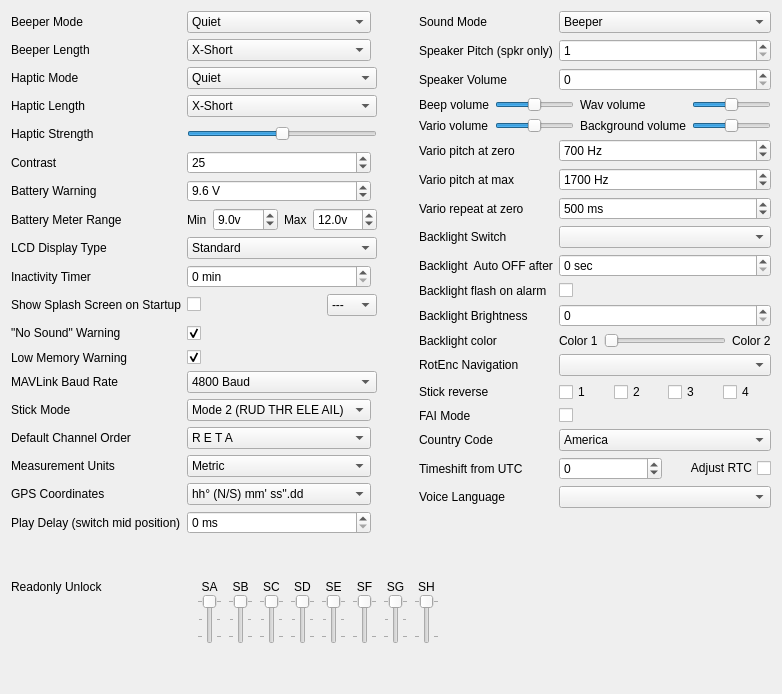
opentx/opentx, file companion/src/generaledit/generalsetup.ui: the form before one commit.
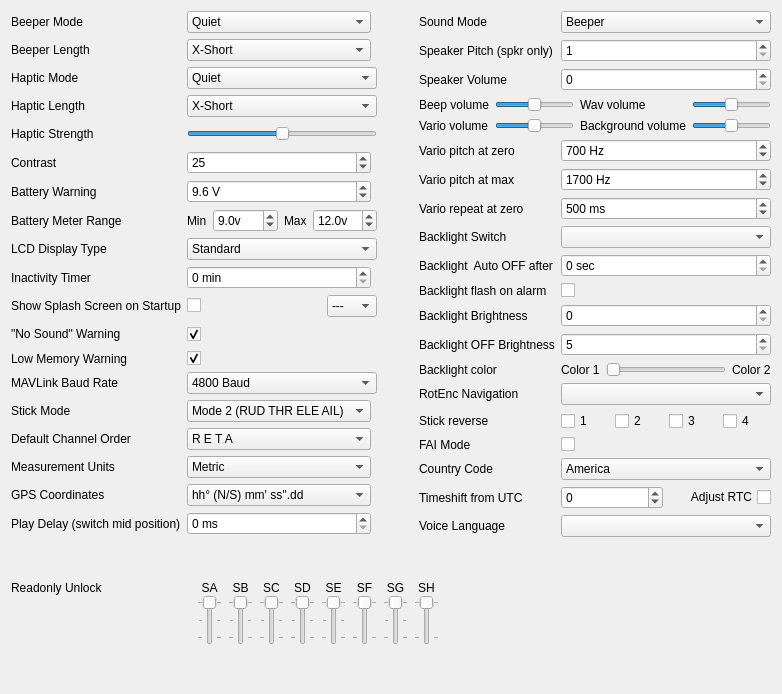
The form after the commit.

```diff
--- a/companion/src/generaledit/generalsetup.ui
+++ b/companion/src/generaledit/generalsetup.ui
@@ -553,32 +553,8 @@
     </layout>
    </item>
    <item row="0" column="3">
-    <layout class="QGridLayout" name="gridLayout_3" columnstretch="0,1">
-     <item row="16" column="0">
-      <widget class="QLabel" name="label_timezone">
-       <property name="text">
-        <string>Timeshift from UTC</string>
-       </property>
-      </widget>
-     </item>
-     <item row="17" column="0">
-      <widget class="QLabel" name="VoiceLang_label">
-       <property name="text">
-        <string>Voice Language</string>
-       </property>
-      </widget>
-     </item>
-     <item row="17" column="1">
-      <widget class="QComboBox" name="voiceLang_CB"/>
-     </item>
-     <item row="15" column="0">
-      <widget class="QLabel" name="countrycode_label">
-       <property name="text">
-        <string>Country Code</string>
-       </property>
-      </widget>
-     </item>
-     <item row="13" column="0">
+    <layout class="QGridLayout" name="gridLayout_3" columnstretch="0,0">
+     <item row="14" column="0">
       <widget class="QLabel" name="stickReverseLB">
        <property name="sizePolicy">
         <sizepolicy hsizetype="Minimum" vsizetype="Minimum">
@@ -591,14 +567,14 @@
        </property>
       </widget>
      </item>
-     <item row="14" column="0">
-      <widget class="QLabel" name="label_faimode">
+     <item row="16" column="0">
+      <widget class="QLabel" name="countrycode_label">
        <property name="text">
-        <string>FAI Mode</string>
+        <string>Country Code</string>
        </property>
       </widget>
      </item>
-     <item row="14" column="1">
+     <item row="15" column="1">
       <widget class="QCheckBox" name="faimode_CB">
        <property name="toolTip">
         <string>If you enable FAI, you loose the vario, the play functions, the telemetry screen. This function cannot be disabled by the radio.</string>
@@ -608,39 +584,14 @@
        </property>
       </widget>
      </item>
-     <item row="13" column="1">
-      <layout class="QHBoxLayout" name="horizontalLayout_3">
-       <item>
-        <widget class="QCheckBox" name="stickReverse1">
-         <property name="text">
-          <string notr="true">1</string>
-         </property>
-        </widget>
-       </item>
-       <item>
-        <widget class="QCheckBox" name="stickReverse2">
-         <property name="text">
-          <string notr="true">2</string>
-         </property>
-        </widget>
-       </item>
-       <item>
-        <widget class="QCheckBox" name="stickReverse3">
-         <property name="text">
-          <string notr="true">3</string>
-         </property>
-        </widget>
-       </item>
-       <item>
-        <widget class="QCheckBox" name="stickReverse4">
-         <property name="text">
-          <string notr="true">4</string>
-         </property>
-        </widget>
-       </item>
-      </layout>
+     <item row="15" column="0">
+      <widget class="QLabel" name="label_faimode">
+       <property name="text">
+        <string>FAI Mode</string>
+       </property>
+      </widget>
      </item>
-     <item row="16" column="1">
+     <item row="17" column="1">
       <layout class="QHBoxLayout" name="horizontalLayout_2">
        <item>
         <widget class="QSpinBox" name="timezoneSB">
@@ -670,23 +621,42 @@
        </item>
       </layout>
      </item>
-     <item row="5" column="0">
-      <widget class="QLabel" name="varioPMax_label">
-       <property name="text">
-        <string>Vario pitch at max</string>
-       </property>
-      </widget>
+     <item row="14" column="1">
+      <layout class="QHBoxLayout" name="horizontalLayout_3">
+       <item>
+        <widget class="QCheckBox" name="stickReverse1">
+         <property name="text">
+          <string notr="true">1</string>
+         </property>
+        </widget>
+       </item>
+       <item>
+        <widget class="QCheckBox" name="stickReverse2">
+         <property name="text">
+          <string notr="true">2</string>
+         </property>
+        </widget>
+       </item>
+       <item>
+        <widget class="QCheckBox" name="stickReverse3">
+         <property name="text">
+          <string notr="true">3</string>
+         </property>
+        </widget>
+       </item>
+       <item>
+        <widget class="QCheckBox" name="stickReverse4">
+         <property name="text">
+          <string notr="true">4</string>
+         </property>
+        </widget>
+       </item>
+      </layout>
      </item>
-     <item row="2" column="1">
-      <widget class="QSpinBox" name="volume_SB">
-       <property name="sizePolicy">
-        <sizepolicy hsizetype="Preferred" vsizetype="Fixed">
-         <horstretch>0</horstretch>
-         <verstretch>0</verstretch>
-        </sizepolicy>
-       </property>
-       <property name="maximum">
-        <number>23</number>
+     <item row="2" column="0">
+      <widget class="QLabel" name="label_volume">
+       <property name="text">
+        <string>Speaker Volume</string>
        </property>
       </widget>
      </item>
@@ -709,10 +679,10 @@
        </property>
       </widget>
      </item>
-     <item row="2" column="0">
-      <widget class="QLabel" name="label_volume">
+     <item row="5" column="0">
+      <widget class="QLabel" name="varioPMax_label">
        <property name="text">
-        <string>Speaker Volume</string>
+        <string>Vario pitch at max</string>
        </property>
       </widget>
      </item>
@@ -723,14 +693,20 @@
        </property>
       </widget>
      </item>
-     <item row="0" column="0">
-      <widget class="QLabel" name="label_soundMode">
-       <property name="text">
-        <string>Sound Mode</string>
+     <item row="2" column="1">
+      <widget class="QSpinBox" name="volume_SB">
+       <property name="sizePolicy">
+        <sizepolicy hsizetype="Preferred" vsizetype="Fixed">
+         <horstretch>0</horstretch>
+         <verstretch>0</verstretch>
+        </sizepolicy>
+       </property>
+       <property name="maximum">
+        <number>23</number>
        </property>
       </widget>
      </item>
-     <item row="11" column="1">
+     <item row="12" column="1">
       <layout class="QHBoxLayout" name="backlightColor_Layout">
        <item>
         <widget class="QLabel" name="backlightColor1_label">
@@ -761,10 +737,10 @@
        </item>
       </layout>
      </item>
-     <item row="1" column="0">
-      <widget class="QLabel" name="label_speakerPitch">
+     <item row="0" column="0">
+      <widget class="QLabel" name="label_soundMode">
        <property name="text">
-        <string>Speaker Pitch (spkr only)</string>
+        <string>Sound Mode</string>
        </property>
       </widget>
      </item>
@@ -796,13 +772,20 @@
        </property>
       </widget>
      </item>
-     <item row="11" column="0">
+     <item row="12" column="0">
       <widget class="QLabel" name="backlightColor_label">
        <property name="text">
         <string>Backlight color</string>
        </property>
       </widget>
      </item>
+     <item row="1" column="0">
+      <widget class="QLabel" name="label_speakerPitch">
+       <property name="text">
+        <string>Speaker Pitch (spkr only)</string>
+       </property>
+      </widget>
+     </item>
      <item row="0" column="1">
       <widget class="QComboBox" name="soundModeCB">
        <item>
@@ -961,13 +944,6 @@
        </property>
       </widget>
      </item>
-     <item row="8" column="0">
-      <widget class="QLabel" name="label_5">
-       <property name="text">
-        <string>Backlight  Auto OFF after</string>
-       </property>
-      </widget>
-     </item>
      <item row="9" column="0">
       <widget class="QLabel" name="blAlarm_LB">
        <property name="text">
@@ -982,13 +958,6 @@
        </property>
       </widget>
      </item>
-     <item row="10" column="1">
-      <widget class="QSpinBox" name="BLBright_SB">
-       <property name="maximum">
-        <number>100</number>
-       </property>
-      </widget>
-     </item>
      <item row="6" column="0">
       <widget class="QLabel" name="varioR0_label">
        <property name="text">
@@ -996,6 +965,20 @@
        </property>
       </widget>
      </item>
+     <item row="10" column="1">
+      <widget class="QSpinBox" name="BLBright_SB">
+       <property name="maximum">
+        <number>100</number>
+       </property>
+      </widget>
+     </item>
+     <item row="8" column="0">
+      <widget class="QLabel" name="label_5">
+       <property name="text">
+        <string>Backlight  Auto OFF after</string>
+       </property>
+      </widget>
+     </item>
      <item row="7" column="1">
       <widget class="QComboBox" name="backlightswCB">
        <property name="toolTip">
@@ -1014,13 +997,6 @@
        </property>
       </widget>
      </item>
-     <item row="9" column="1">
-      <widget class="QCheckBox" name="blAlarm_ChkB">
-       <property name="text">
-        <string/>
-       </property>
-      </widget>
-     </item>
      <item row="1" column="1">
       <widget class="QSpinBox" name="speakerPitchSB">
        <property name="toolTip">
@@ -1048,6 +1024,20 @@
        </property>
       </widget>
      </item>
+     <item row="13" column="0">
+      <widget class="QLabel" name="re_label">
+       <property name="text">
+        <string>RotEnc Navigation</string>
+       </property>
+      </widget>
+     </item>
+     <item row="9" column="1">
+      <widget class="QCheckBox" name="blAlarm_ChkB">
+       <property name="text">
+        <string/>
+       </property>
+      </widget>
+     </item>
      <item row="10" column="0">
       <widget class="QLabel" name="label_BLBright">
        <property name="text">
@@ -1055,17 +1045,7 @@
        </property>
       </widget>
      </item>
-     <item row="12" column="0">
-      <widget class="QLabel" name="re_label">
-       <property name="text">
-        <string>RotEnc Navigation</string>
-       </property>
-      </widget>
-     </item>
-     <item row="12" column="1">
-      <widget class="QComboBox" name="re_CB"/>
-     </item>
-     <item row="15" column="1">
+     <item row="16" column="1">
       <widget class="QComboBox" name="countrycode_CB">
        <item>
         <property name="text">
@@ -1084,7 +1064,10 @@
        </item>
       </widget>
      </item>
-     <item row="18" column="0">
+     <item row="13" column="1">
+      <widget class="QComboBox" name="re_CB"/>
+     </item>
+     <item row="19" column="0">
       <spacer name="verticalSpacer_3">
        <property name="orientation">
         <enum>Qt::Vertical</enum>
@@ -1097,6 +1080,40 @@
        </property>
       </spacer>
      </item>
+     <item row="18" column="0">
+      <widget class="QLabel" name="VoiceLang_label">
+       <property name="text">
+        <string>Voice Language</string>
+       </property>
+      </widget>
+     </item>
+     <item row="17" column="0">
+      <widget class="QLabel" name="label_timezone">
+       <property name="text">
+        <string>Timeshift from UTC</string>
+       </property>
+      </widget>
+     </item>
+     <item row="18" column="1">
+      <widget class="QComboBox" name="voiceLang_CB"/>
+     </item>
+     <item row="11" column="0">
+      <widget class="QLabel" name="label_OFFBright">
+       <property name="text">
+        <string>Backlight OFF Brightness</string>
+       </property>
+      </widget>
+     </item>
+     <item row="11" column="1">
+      <widget class="QSpinBox" name="OFFBright_SB">
+       <property name="minimum">
+        <number>5</number>
+       </property>
+       <property name="maximum">
+        <number>100</number>
+       </property>
+      </widget>
+     </item>
     </layout>
    </item>
    <item row="0" column="0" colspan="2">
```
Left out of the diff: 6 changed lines with no effect on the pictures.
